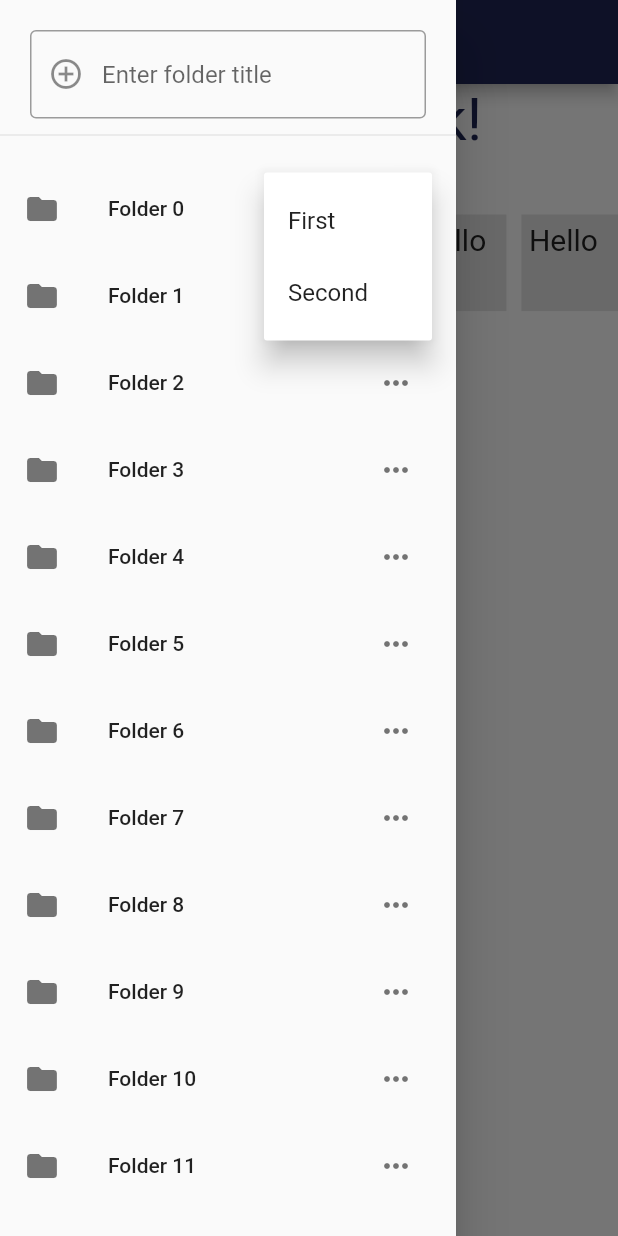
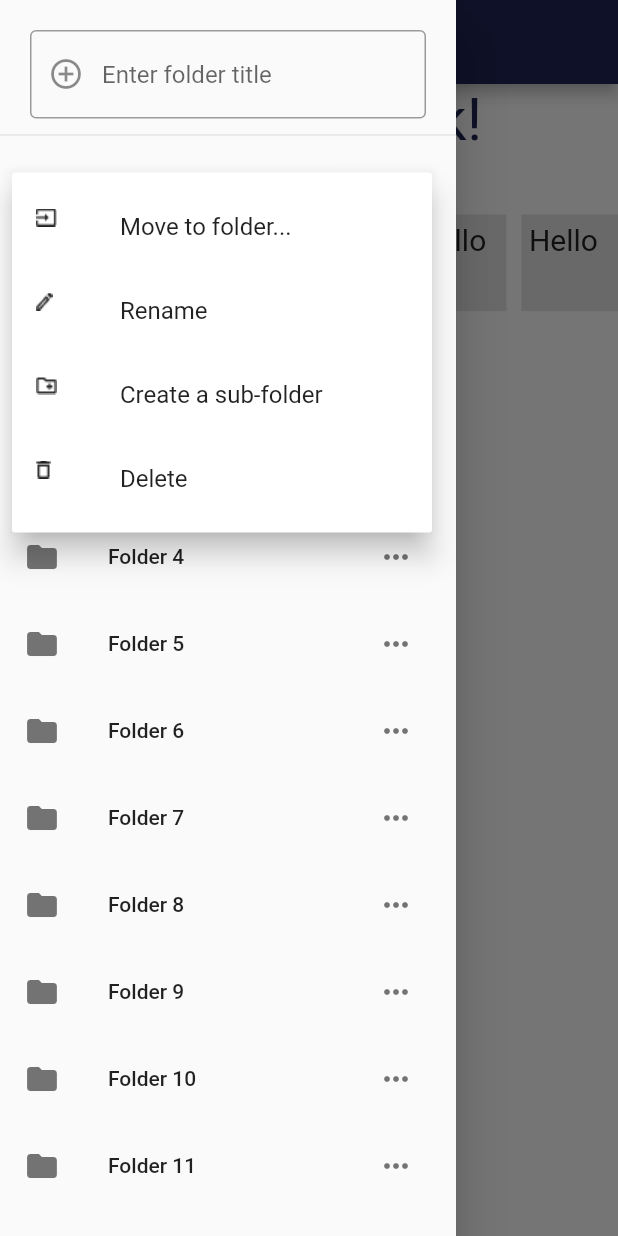
Before and after one commit to gdsc-fuv/summarizer, a Flutter app: the HomePage screen opened directly, in the side drawer, after a tap on the "keyboard control" icon, on a phone screen of 412 x 824 dp. Run offline on Flutter 3.47's test engine with Material 2 defaults, Android fonts, the light colour scheme and no system bars; our stand-ins replace google_fonts; statements that could not run were skipped.

Commit message:
left panel wip

```diff
--- a/lib/constants/images.dart
+++ b/lib/constants/images.dart
@@ -10,7 +10,7 @@ Image importFolderLogo = Image.asset("assets/import_folder.png");
 Image logoutLogo = Image.asset("assets/logout_white.png");
 Image moveToFolderLogo = Image.asset("assets/move_to_folder.png");
 Image pdfLogo = Image.asset("assets/pdf_logo.png");
-Image renameLogo = Image.asset("assets/rename_logo.png");
+Image renameLogo = Image.asset("assets/rename1.png");
 Image rotateFileLogo = Image.asset("assets/rotate.png");
 Image uploadFileLogo = Image.asset("assets/upload_file.png");
 Image welcomeImage = Image.asset("assets/welcome_image.png");
--- a/lib/pages/dashboard_page.dart
+++ b/lib/pages/dashboard_page.dart
@@ -28,10 +28,8 @@ class DashboardLayout extends StatelessWidget {
   Widget build(BuildContext context) {
     return Row(children: [
       Expanded(
-        flex: 3,
-        child: Container(
-          color: Colors.red,
-        ),
+        flex: 2,
+        child: Container(child: NavDrawer()),
       ),
       Expanded(
         flex: 7,
--- a/lib/widgets/left_panel.dart
+++ b/lib/widgets/left_panel.dart
@@ -70,6 +70,7 @@
 // }
 
 import 'package:flutter/material.dart';
+import 'package:summarizer/constants/images.dart';
 
 class NavDrawer extends StatefulWidget {
   const NavDrawer({Key? key}) : super(key: key);
@@ -120,25 +121,76 @@ class _NavDrawerState extends State<NavDrawer> {
                       trailing: PopupMenuButton(
                         icon: const Icon(Icons.more_horiz),
                         itemBuilder: (context) => [
-                          const PopupMenuItem(
-                            child: Text("First"),
+                          PopupMenuItem(
+                            child: ListTile(
+                                //leading: Icon(logoutLogo),
+                                leading: moveToFolderLogo,
+                                title: const Text("Move to folder...")),
                             value: 1,
                           ),
-                          const PopupMenuItem(
-                            child: Text("Second"),
+                          PopupMenuItem(
+                            child: ListTile(
+                                //leading: Icon(logoutLogo),
+                                leading: renameLogo,
+                                title: const Text("Rename")),
                             value: 2,
-                          )
+                          ),
+                          PopupMenuItem(
+                            child: ListTile(
+                                //leading: Icon(logoutLogo),
+                                leading: createSubfolderLogo,
+                                title: const Text("Create a sub-folder")),
+                            value: 3,
+                          ),
+                          PopupMenuItem(
+                            child: ListTile(
+                                //leading: Icon(logoutLogo),
+                                leading: trashbinLogo,
+                                title: const Text("Delete")),
+                            value: 4,
+                          ),
                         ],
                       ),
                       children: [
                         ListTile(
-                            onTap: () {},
-                            leading: const Icon(Icons.folder),
-                            title: Text('Folder $index'),
-                            contentPadding: const EdgeInsets.only(left: 50),
-                            trailing: IconButton(
-                                icon: const Icon(Icons.more_horiz),
-                                onPressed: () {})),
+                          onTap: () {},
+                          leading: const Icon(Icons.folder),
+                          title: Text('Folder $index'),
+                          contentPadding: const EdgeInsets.only(left: 50),
+                          trailing: PopupMenuButton(
+                            icon: const Icon(Icons.more_horiz),
+                            itemBuilder: (context) => [
+                              PopupMenuItem(
+                                child: ListTile(
+                                    //leading: Icon(logoutLogo),
+                                    leading: moveToFolderLogo,
+                                    title: const Text("Move to folder...")),
+                                value: 1,
+                              ),
+                              PopupMenuItem(
+                                child: ListTile(
+                                    //leading: Icon(logoutLogo),
+                                    leading: renameLogo,
+                                    title: const Text("Rename")),
+                                value: 2,
+                              ),
+                              PopupMenuItem(
+                                child: ListTile(
+                                    //leading: Icon(logoutLogo),
+                                    leading: createSubfolderLogo,
+                                    title: const Text("Create a sub-folder")),
+                                value: 3,
+                              ),
+                              PopupMenuItem(
+                                child: ListTile(
+                                    //leading: Icon(logoutLogo),
+                                    leading: trashbinLogo,
+                                    title: const Text("Delete")),
+                                value: 4,
+                              ),
+                            ],
+                          ),
+                        ),
                       ],
                     );
                   }),
--- a/pubspec.yaml
+++ b/pubspec.yaml
@@ -62,7 +62,6 @@ flutter:
   # To add assets to your application, add an assets section, like this:
   assets:
     - assets/
-
   # An image asset can refer to one or more resolution-specific "variants", see
   # https://flutter.dev/assets-and-images/#resolution-aware.
 
```
Also changed, not shown: assets/rename1.png (added).
